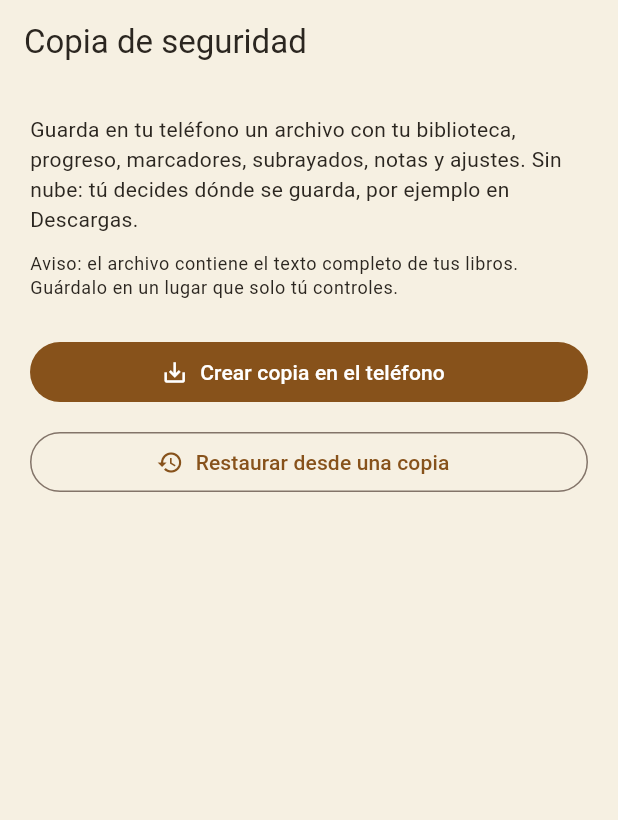
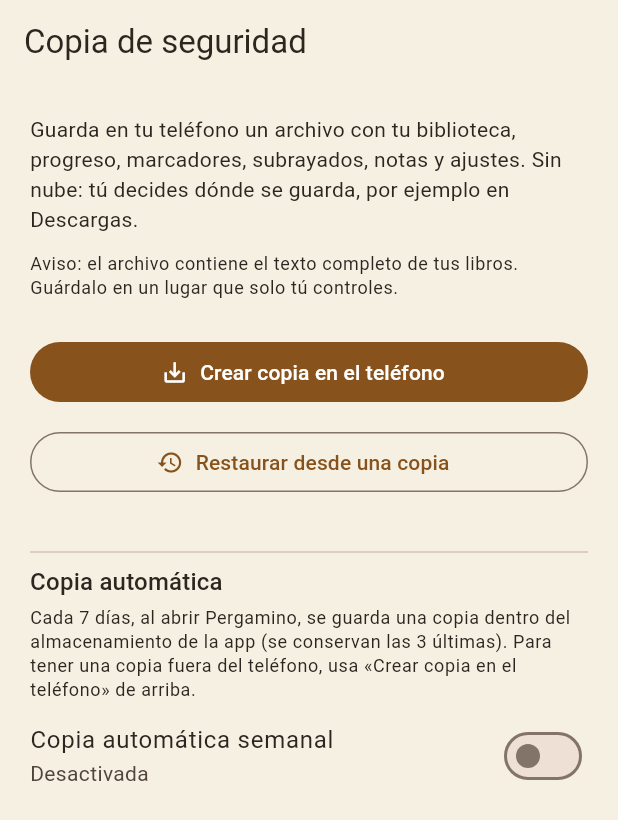
Before and after one commit to YeisenK/Pergamino_Lector_Markdown, a Flutter app: the BackupPage screen opened by its route, on a phone screen of 412 x 824 dp. Shown: the top 820 px of the screen. Run offline on Flutter 3.47's test engine with Material 3 defaults, Android fonts, the phone set to English and light mode, and no system bars; our stand-ins replace audioplayers, file_picker, flutter_riverpod, flutter_tts, go_router, google_fonts and 5 more; missing offline and left inert: markdown, screen_brightness, sherpa_onnx; accounts and stored records are empty; Roboto replaces fonts that are missing (Literata); project files that could hold a hidden picture were left out.

Commit message:
Copia automática semanal dentro del almacenamiento de la app, con 3 copias y aviso al abrir

```diff
--- a/lib/features/settings/backup_page.dart
+++ b/lib/features/settings/backup_page.dart
@@ -1,12 +1,14 @@
 import 'dart:io';
 
 import 'package:file_picker/file_picker.dart';
+import 'package:path_provider/path_provider.dart' show getExternalStorageDirectory, getApplicationDocumentsDirectory;
 import 'package:flutter_riverpod/flutter_riverpod.dart';
 import 'package:material_ui/material_ui.dart';
 import 'package:path/path.dart' as p;
 import 'package:path_provider/path_provider.dart';
 import 'package:shared_preferences/shared_preferences.dart';
 
+import '../../data/auto_backup.dart';
 import '../../data/backup.dart';
 import '../../data/bookmarks.dart';
 import '../../data/book_repository.dart';
@@ -134,6 +136,54 @@ class _BackupPageState extends ConsumerState<BackupPage> {
           icon: const Icon(Icons.restore),
           label: const Text('Restaurar desde una copia'),
         ),
+        const SizedBox(height: 28),
+        const Divider(),
+        Text('Copia automática', style: theme.textTheme.titleMedium),
+        const SizedBox(height: 4),
+        Text(
+          'Cada 7 días, al abrir Pergamino, se guarda una copia dentro del almacenamiento de la app (se conservan las 3 últimas). Para tener una copia fuera del teléfono, usa «Crear copia en el teléfono» de arriba.',
+          style: theme.textTheme.bodySmall,
+        ),
+        Builder(builder: (context) {
+          final auto = ref.watch(autoBackupProvider);
+          final folder = auto.folder;
+          return Column(children: [
+            SwitchListTile(
+              contentPadding: EdgeInsets.zero,
+              title: const Text('Copia automática semanal'),
+              subtitle: Text(folder == null
+                  ? 'Desactivada'
+                  : '$folder${auto.last == null ? '' : ' · última: ${auto.last!.day}/${auto.last!.month}'}'),
+              value: folder != null,
+              onChanged: (v) async {
+                if (!v) {
+                  ref.read(autoBackupProvider.notifier).setFolder(null);
+                  return;
+                }
+                // Carpeta propia de la app: Android no deja escribir en otras carpetas sin permisos especiales.
+                final base = await getExternalStorageDirectory() ??
+                    await getApplicationDocumentsDirectory();
+                ref
+                    .read(autoBackupProvider.notifier)
+                    .setFolder(p.join(base.path, 'copias-automaticas'));
+              },
+            ),
+            if (folder != null)
+              Align(
+                alignment: Alignment.centerLeft,
+                child: TextButton.icon(
+                  icon: const Icon(Icons.play_arrow),
+                  label: const Text('Hacer una copia automática ahora'),
+                  onPressed: () async {
+                    final msg = await runAutoBackupIfDue(
+                        await SharedPreferences.getInstance(), DateTime.now(),
+                        force: true);
+                    if (mounted) setState(() => _message = msg);
+                  },
+                ),
+              ),
+          ]);
+        }),
         if (_busy) ...[
           const SizedBox(height: 24),
           const Center(child: CircularProgressIndicator()),
```
Also changed, not shown: lib/data/auto_backup.dart (added, +91 -0 lines), lib/main.dart (+14 -0 lines), 1 other file.
